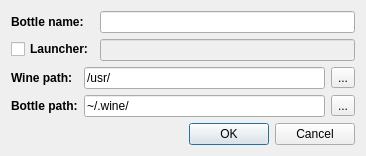
Qt form wbedit.ui (sr-tream/WineBottle) before a commit.
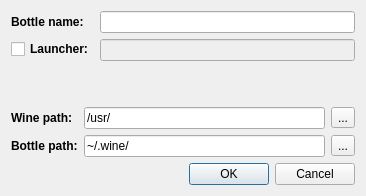
The same form after that commit.

What changed in the file:
```diff
--- a/wbedit.ui
+++ b/wbedit.ui
@@ -7,7 +7,7 @@
     <x>0</x>
     <y>0</y>
     <width>366</width>
-    <height>150</height>
+    <height>196</height>
    </rect>
   </property>
   <property name="windowTitle">
```
Left out of the diff: 80 changed lines with no effect on the pictures.
